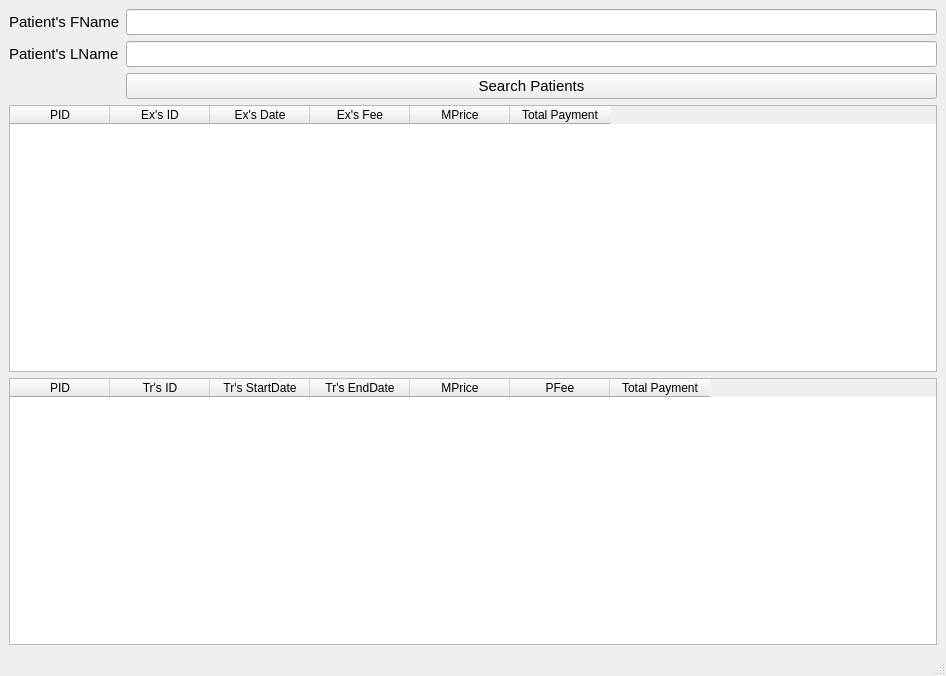
First picture: the form in report.ui, repository anthonyhungnguyen/redesigned-engine, before the edit.
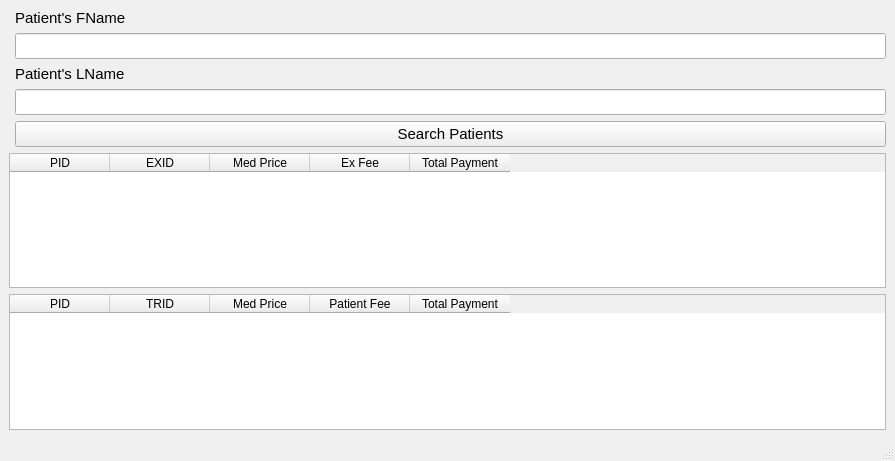
Second picture: the form after the edit.

The edit to the form file:
```diff
--- a/report.ui
+++ b/report.ui
@@ -6,8 +6,8 @@
    <rect>
     <x>0</x>
     <y>0</y>
-    <width>946</width>
-    <height>676</height>
+    <width>895</width>
+    <height>461</height>
    </rect>
   </property>
   <property name="windowTitle">
@@ -15,45 +15,19 @@
   </property>
   <widget class="QWidget" name="centralwidget">
    <layout class="QGridLayout" name="gridLayout">
-    <item row="0" column="0">
+    <item row="2" column="0">
      <layout class="QFormLayout" name="formLayout">
-      <item row="0" column="0">
-       <widget class="QLabel" name="patientSFNameLabel">
-        <property name="font">
-         <font>
-          <family>Segoe UI</family>
-          <pointsize>11</pointsize>
-         </font>
-        </property>
-        <property name="text">
-         <string>Patient's FName</string>
-        </property>
-       </widget>
-      </item>
-      <item row="0" column="1">
-       <widget class="QLineEdit" name="patientSFNameLineEdit">
-        <property name="font">
-         <font>
-          <family>Segoe UI</family>
-          <pointsize>11</pointsize>
-         </font>
-        </property>
-       </widget>
-      </item>
-      <item row="1" column="0">
-       <widget class="QLabel" name="patientSLNameLabel">
-        <property name="font">
-         <font>
-          <family>Segoe UI</family>
-          <pointsize>11</pointsize>
-         </font>
-        </property>
-        <property name="text">
-         <string>Patient's LName</string>
-        </property>
-       </widget>
-      </item>
       <item row="1" column="1">
+       <widget class="QLineEdit" name="patientSFNameLineEdit">
+        <property name="font">
+         <font>
+          <family>Segoe UI</family>
+          <pointsize>11</pointsize>
+         </font>
+        </property>
+       </widget>
+      </item>
+      <item row="3" column="1">
        <widget class="QLineEdit" name="patientSLNameLineEdit">
         <property name="font">
          <font>
@@ -63,7 +37,7 @@
         </property>
        </widget>
       </item>
-      <item row="2" column="1">
+      <item row="4" column="1">
        <widget class="QPushButton" name="pushButtonSearch">
         <property name="font">
          <font>
@@ -76,9 +50,35 @@
         </property>
        </widget>
       </item>
+      <item row="2" column="1">
+       <widget class="QLabel" name="patientSLNameLabel">
+        <property name="font">
+         <font>
+          <family>Segoe UI</family>
+          <pointsize>11</pointsize>
+         </font>
+        </property>
+        <property name="text">
+         <string>Patient's LName</string>
+        </property>
+       </widget>
+      </item>
+      <item row="0" column="1">
+       <widget class="QLabel" name="patientSFNameLabel">
+        <property name="font">
+         <font>
+          <family>Segoe UI</family>
+          <pointsize>11</pointsize>
+         </font>
+        </property>
+        <property name="text">
+         <string>Patient's FName</string>
+        </property>
+       </widget>
+      </item>
      </layout>
     </item>
-    <item row="1" column="0">
+    <item row="3" column="0">
      <widget class="QTableWidget" name="tableWidget">
       <column>
        <property name="text">
@@ -87,22 +87,17 @@
       </column>
       <column>
        <property name="text">
-        <string>Ex's ID</string>
+        <string>EXID</string>
        </property>
       </column>
       <column>
        <property name="text">
-        <string>Ex's Date</string>
+        <string>Med Price</string>
        </property>
       </column>
       <column>
        <property name="text">
-        <string>Ex's Fee</string>
-       </property>
-      </column>
-      <column>
-       <property name="text">
-        <string>MPrice</string>
+        <string>Ex Fee</string>
        </property>
       </column>
       <column>
@@ -112,7 +107,7 @@
       </column>
      </widget>
     </item>
-    <item row="2" column="0">
+    <item row="4" column="0">
      <widget class="QTableWidget" name="tableWidget_2">
       <column>
        <property name="text">
@@ -121,27 +116,17 @@
       </column>
       <column>
        <property name="text">
-        <string>Tr's ID</string>
+        <string>TRID</string>
        </property>
       </column>
       <column>
        <property name="text">
-        <string>Tr's StartDate</string>
+        <string>Med Price</string>
        </property>
       </column>
       <column>
        <property name="text">
-        <string>Tr's EndDate</string>
-       </property>
-      </column>
-      <column>
-       <property name="text">
-        <string>MPrice</string>
-       </property>
-      </column>
-      <column>
-       <property name="text">
-        <string>PFee</string>
+        <string>Patient Fee</string>
        </property>
       </column>
       <column>
```
